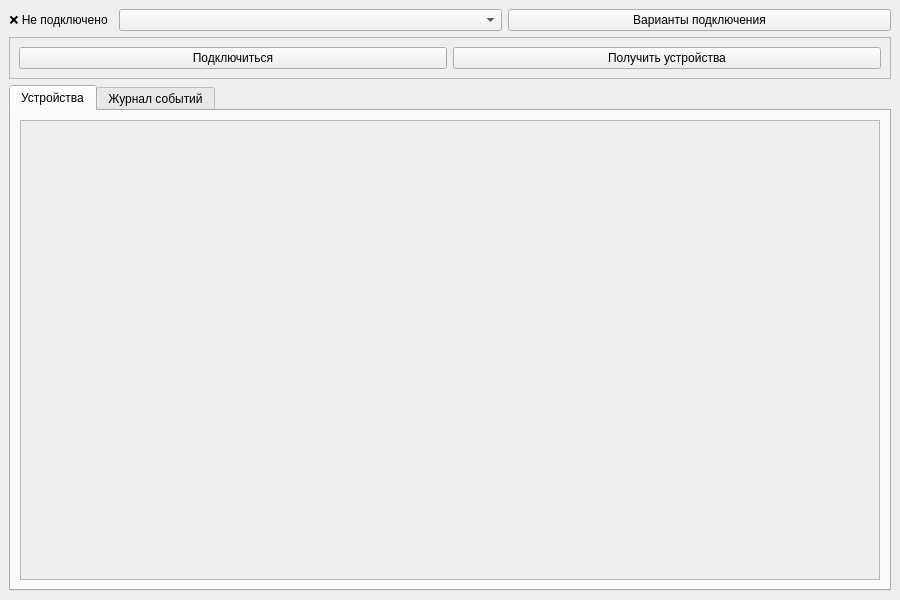
This is iot_lab_project/src/ui/windows/Main/main_ui.ui in Max251203/Diploma as Qt 5 draws it before an edit. The edited form follows.
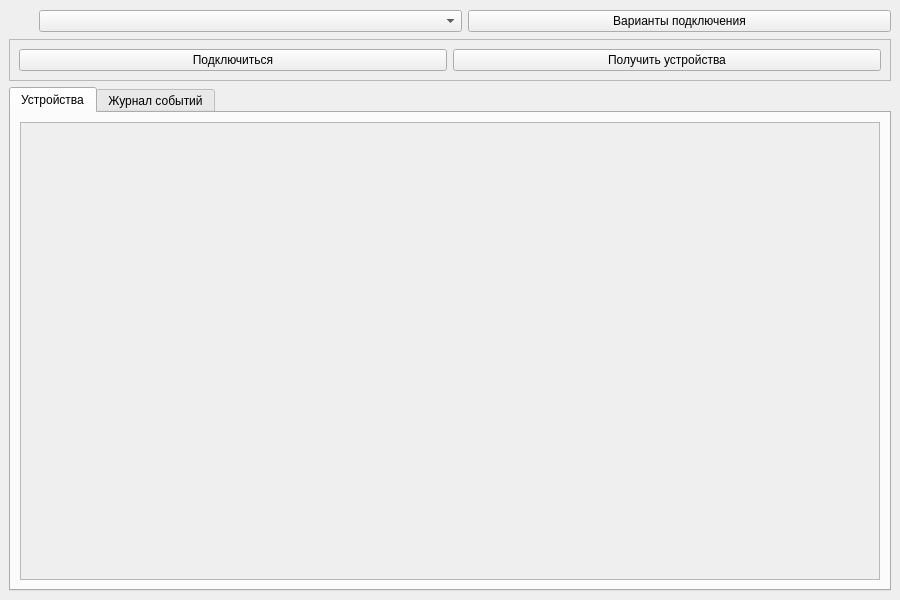
This is the edited form. Icons and pictures are not drawn.

Commit message: One logger and icons

What changed in the file:
```diff
--- a/iot_lab_project/src/ui/windows/Main/main_ui.ui
+++ b/iot_lab_project/src/ui/windows/Main/main_ui.ui
@@ -18,33 +18,44 @@
     <item>
      <layout class="QHBoxLayout" name="horizontalLayoutTopInfo">
       <item>
-       <widget class="QLabel" name="connectionStatus">
+        <widget class="QToolButton" name="connectionStatus">
        <property name="sizePolicy">
-         <sizepolicy hsizetype="Fixed" vsizetype="Preferred">
+          <sizepolicy hsizetype="Fixed" vsizetype="Fixed">
           <horstretch>0</horstretch>
           <verstretch>0</verstretch>
          </sizepolicy>
         </property>
-        <property name="styleSheet">
-         <string notr="true">padding-right: 5px;</string>
+        <property name="minimumSize">
+          <size>
+          <width>24</width>
+          <height>24</height>
+          </size>
+        </property>
+        <property name="maximumSize">
+          <size>
+          <width>24</width>
+          <height>24</height>
+          </size>
+        </property>
+        <property name="iconSize">
+          <size>
+          <width>24</width>
+          <height>24</height>
+          </size>
+        </property>
+        <property name="toolButtonStyle">
+          <enum>Qt::ToolButtonIconOnly</enum>
+        </property>
+        <property name="autoRaise">
+          <bool>true</bool>
         </property>
         <property name="text">
-         <string>❌ Не подключено</string>
-        </property>
-        <property name="alignment">
-         <set>Qt::AlignCenter</set>
+          <string/>
         </property>
        </widget>
       </item>
       <item>
-       <widget class="QComboBox" name="comboConnections">
-        <property name="sizePolicy">
-         <sizepolicy hsizetype="Preferred" vsizetype="Fixed">
-          <horstretch>0</horstretch>
-          <verstretch>0</verstretch>
-         </sizepolicy>
-        </property>
-       </widget>
+       <widget class="QComboBox" name="comboConnections"/>
       </item>
       <item>
        <widget class="QPushButton" name="btnConnectSettings">
```
Left out of the diff: 4 changed lines with no effect on the pictures. Lines whose indentation alone changed are shown as unchanged. The commit also changes 40 other files.
